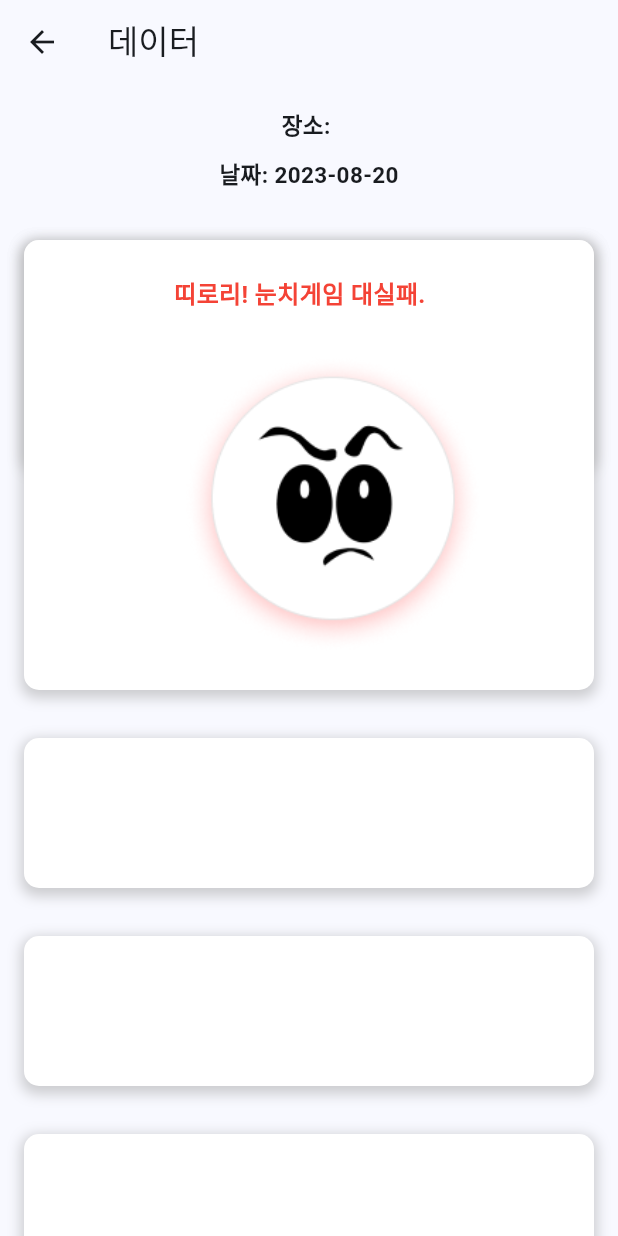
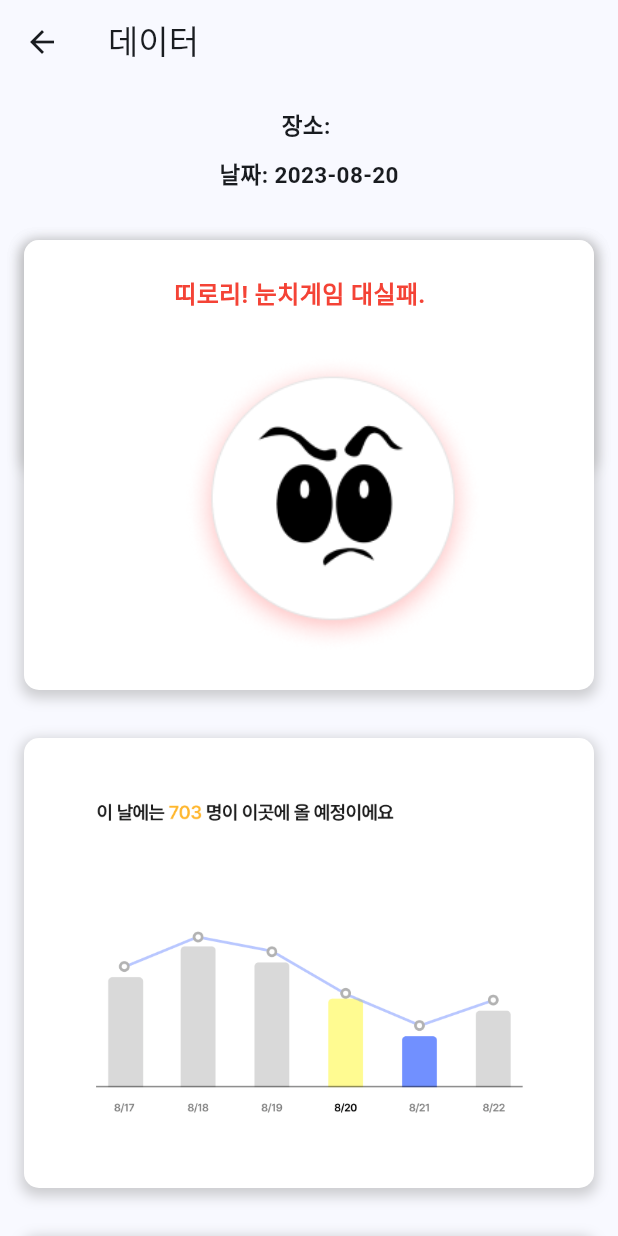
Before and after one commit to txxnrd/Hackuthon_front, a Flutter app: the DataPage screen opened directly with empty values, on a phone screen of 412 x 824 dp. Run offline on Flutter 3.47's test engine with Material 2 defaults, Android fonts, the phone set to English and light mode, and no system bars; our stand-ins replace google_maps_flutter, share.

Commit message:
data-page

```diff
--- a/lib/data.dart
+++ b/lib/data.dart
@@ -102,7 +102,7 @@ class DataPage extends StatelessWidget {
 
                 Container(
                   margin: EdgeInsets.all(16),
-                  height: 100,
+                  height: 300,
                   decoration: BoxDecoration(
                     color: Colors.white,
                     borderRadius: BorderRadius.circular(10),
@@ -114,6 +114,37 @@ class DataPage extends StatelessWidget {
                         offset: Offset(0, 3),
                       ),
                     ],
+                  ),
+                  child: Center(
+                    child: Image.asset(
+                      'assets/images/ago-data.png', // 이미지 경로
+                      width: 300, // 이미지 너비 (선택 사항)
+                      height: 350, // 이미지 높이 (선택 사항)
+                    ),
+                  ),
+                ),
+
+                Container(
+                  margin: EdgeInsets.all(16),
+                  height: 300,
+                  decoration: BoxDecoration(
+                    color: Colors.white,
+                    borderRadius: BorderRadius.circular(10),
+                    boxShadow: [
+                      BoxShadow(
+                        color: Colors.grey.withOpacity(0.5),
+                        spreadRadius: 2,
+                        blurRadius: 7,
+                        offset: Offset(0, 3),
+                      ),
+                    ],
+                  ),
+                  child: Center(
+                    child: Image.asset(
+                      'assets/images/current-data.png', // 이미지 경로
+                      width: 300, // 이미지 너비 (선택 사항)
+                      height: 350, // 이미지 높이 (선택 사항)
+                    ),
                   ),
                 ),
                 Container(
@@ -131,21 +162,12 @@ class DataPage extends StatelessWidget {
                       ),
                     ],
                   ),
-                ),
-                Container(
-                  margin: EdgeInsets.all(16),
-                  height: 100,
-                  decoration: BoxDecoration(
-                    color: Colors.white,
-                    borderRadius: BorderRadius.circular(10),
-                    boxShadow: [
-                      BoxShadow(
-                        color: Colors.grey.withOpacity(0.5),
-                        spreadRadius: 2,
-                        blurRadius: 7,
-                        offset: Offset(0, 3),
-                      ),
-                    ],
+                  child: Center(
+                    child: Image.asset(
+                      'assets/images/weather.png', // 이미지 경로
+                      width: 300, // 이미지 너비 (선택 사항)
+                      height: 100, // 이미지 높이 (선택 사항)
+                    ),
                   ),
                 ),
                 Container(
--- a/lib/main.dart
+++ b/lib/main.dart
@@ -65,8 +65,8 @@
             label: '홈',
           ),
           BottomNavigationBarItem(
-            icon: Icon(Icons.search),
-            label: '검색',
+            icon: Icon(Icons.calendar_month),
+            label: '일정',
           ),
           BottomNavigationBarItem(
             icon: Icon(Icons.people),
--- a/pubspec.yaml
+++ b/pubspec.yaml
@@ -65,6 +65,10 @@ flutter:
   # To add assets to your application, add an assets section, like this:
   assets:
     - assets/images/mad.png
+    - assets/images/ago-data.png
+    - assets/images/current-data.png
+    - assets/images/weather.png
+
   #   - images/a_dot_ham.jpeg
 
   # An image asset can refer to one or more resolution-specific "variants", see
```
Also changed, not shown: assets/images/ago-data.png (added), assets/images/current-data.png (added), assets/images/weather.png (added), 1 other file.
